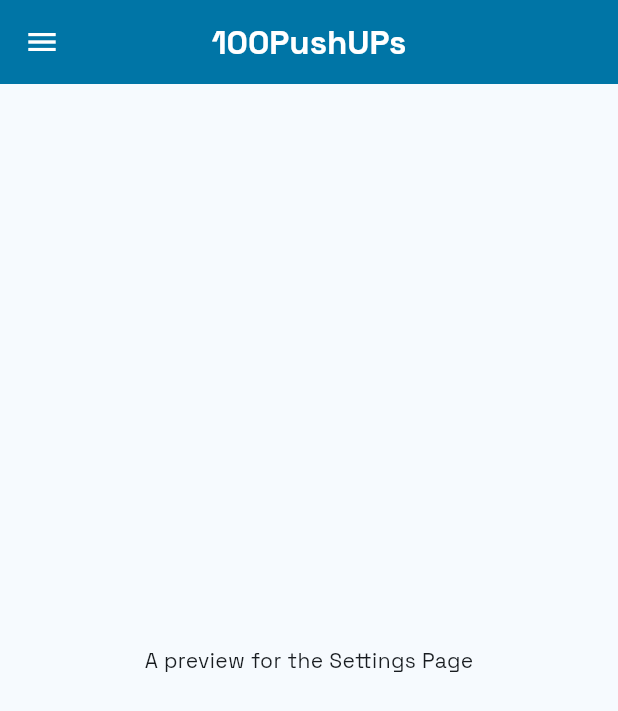
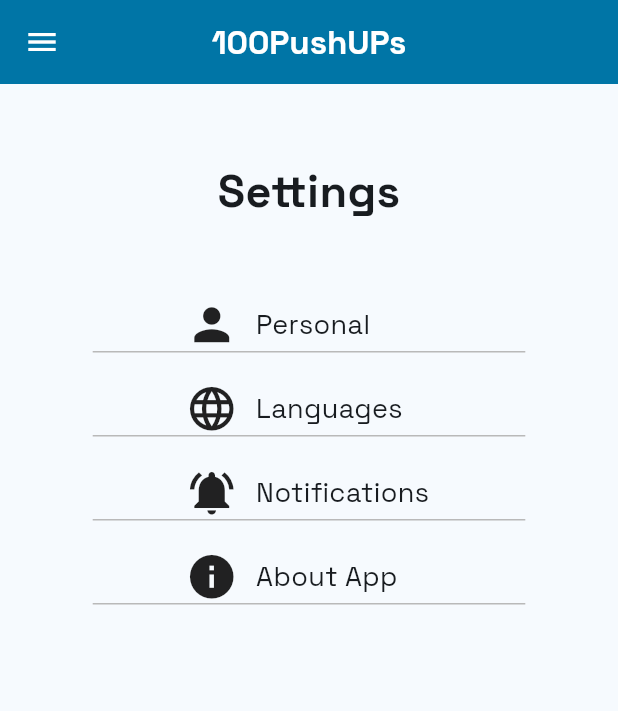
Before and after one commit to GhodbaneYoucefIslam/one_hundred_push_ups, a Flutter app: the screen it shows after launch, in the side drawer, after a tap on "Settings", on a phone screen of 412 x 824 dp. Shown: the top 711 px of the screen. Run offline on Flutter 3.47's test engine with Material 3 defaults, Android fonts, the phone set to English and light mode, and no system bars; our stand-ins replace fl_chart, flutter_svg, shared_preferences, smooth_page_indicator, toastification; missing offline and left inert: circular_chart_flutter; statements that could not run were skipped.

Commit message:
Settings menu

```diff
--- a/lib/screens/SettingsPage.dart
+++ b/lib/screens/SettingsPage.dart
@@ -1,12 +1,39 @@
 import "package:flutter/material.dart";
+import "package:one_hundred_push_ups/widgets/SettingsMenuItem.dart";
 
 class SettingsPage extends StatelessWidget {
   const SettingsPage({super.key});
 
   @override
   Widget build(BuildContext context) {
-    return const Center(
-      child: Text("A preview for the Settings Page"),
+    return Container(
+      width: MediaQuery.of(context).size.width,
+      child: Column(
+        children: [
+          Padding(
+            padding: const EdgeInsets.symmetric(horizontal: 0, vertical: 50),
+            child: Text(
+                "Settings",
+                style: TextStyle(fontSize: 30, fontWeight: FontWeight.bold)),
+          ),
+          Padding(
+            padding: const EdgeInsets.only(bottom: 20),
+            child: SettingsMenuItem(text: "Personal", icon: Icons.person),
+          ),
+          Padding(
+            padding: const EdgeInsets.only(bottom: 20),
+            child: SettingsMenuItem(text: "Languages", icon: Icons.language),
+          ),
+          Padding(
+            padding: const EdgeInsets.only(bottom: 20),
+            child: SettingsMenuItem(text: "Notifications", icon: Icons.notifications_active),
+          ),
+          Padding(
+            padding: const EdgeInsets.only(bottom: 20),
+            child: SettingsMenuItem(text: "About App", icon: Icons.info),
+          ),
+        ],
+      ),
     );
   }
 }
--- /dev/null
+++ b/lib/widgets/SettingsMenuItem.dart
@@ -0,0 +1,45 @@
+import "package:flutter/material.dart";
+
+import "../utils/constants.dart";
+class SettingsMenuItem extends StatelessWidget {
+  String text;
+  IconData icon;
+  void Function()? onTap;
+  SettingsMenuItem({super.key, required this.text, required this.icon});
+
+  @override
+  Widget build(BuildContext context) {
+    return GestureDetector(
+      onTap: onTap,
+      child: Container(
+        width: MediaQuery.of(context).size.width * 0.7,
+        decoration: BoxDecoration(
+            border: Border(
+                bottom: BorderSide(
+                    color: grey, width: 1, style: BorderStyle.solid))),
+        child: Row(
+          mainAxisAlignment: MainAxisAlignment.start,
+          children: [
+            SizedBox(
+              width: MediaQuery.of(context).size.width * 0.15,
+            ),
+            Icon(
+              icon,
+              size: 35,
+            ),
+            const SizedBox(
+              width: 12,
+            ),
+            Text(
+              text,
+              style: const TextStyle(fontSize: 18),
+            ),
+            SizedBox(
+              width: MediaQuery.of(context).size.width * 0.15,
+            )
+          ],
+        ),
+      ),
+    );
+  }
+}
```
